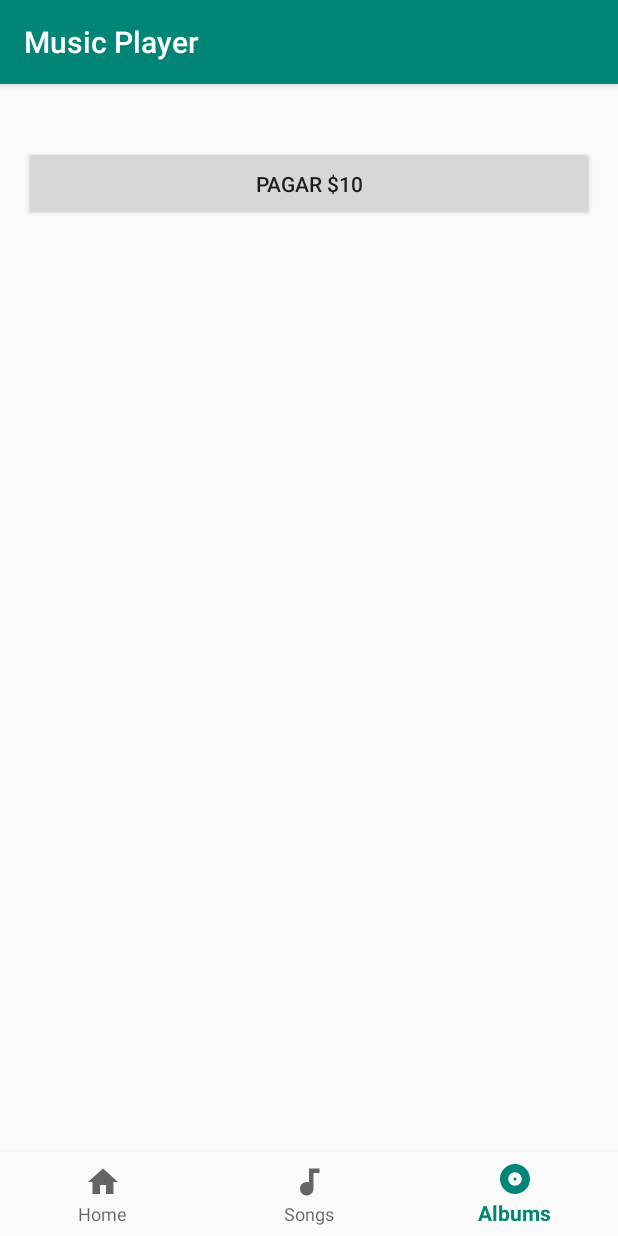
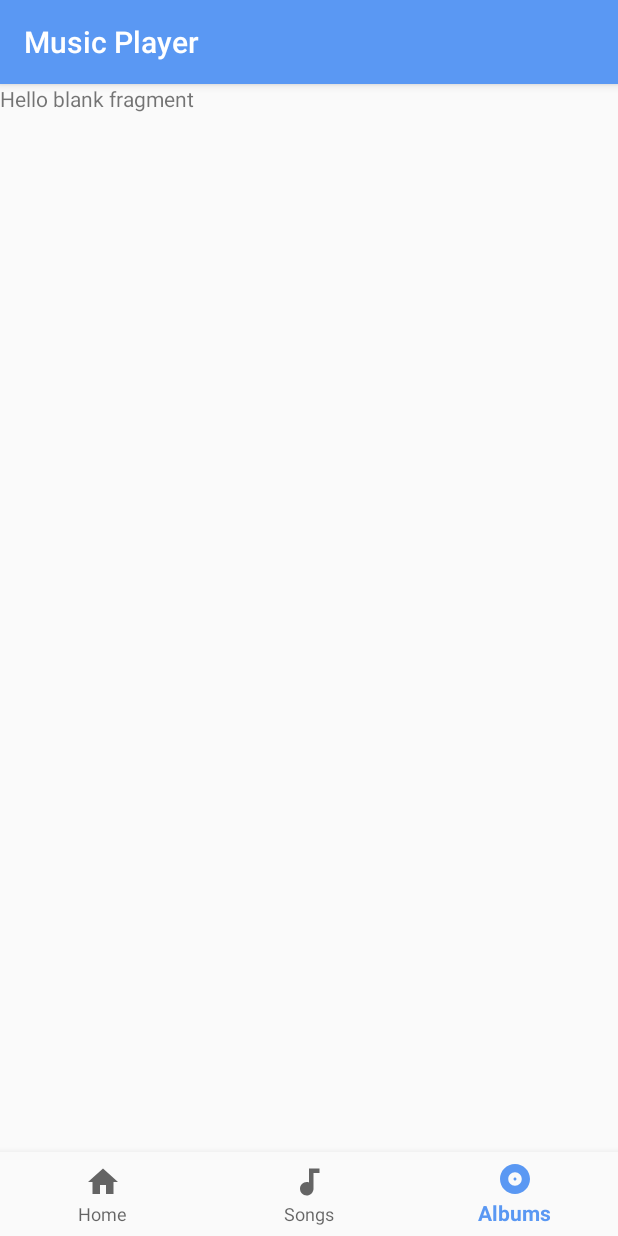
Before and after one commit to misaki1301/Trinity-Player, an Android app: the screen it shows after launch (BottomNavigationActivity), item 3 of the bottom bar chosen, on a phone screen of 412 x 824 dp. Run offline under Robolectric (Android 15) with nearby library versions, the phone set to English and light mode, and no system bars.

```diff
--- a/app/build.gradle
+++ b/app/build.gradle
@@ -49,5 +49,4 @@ dependencies {
     androidTestImplementation 'androidx.test.espresso:espresso-core:3.2.0'
     implementation 'androidx.cardview:cardview:1.0.0'
     implementation 'androidx.recyclerview:recyclerview:1.0.0'
-    implementation 'com.mercadopago.android.px:checkout:4.0.+'
 }
--- a/app/src/main/java/com/shibuyaxpress/trinity_player/BottomNavigationActivity.kt
+++ b/app/src/main/java/com/shibuyaxpress/trinity_player/BottomNavigationActivity.kt
@@ -5,13 +5,11 @@ import android.content.pm.PackageManager
 import android.os.Bundle
 import com.google.android.material.bottomnavigation.BottomNavigationView
 import androidx.appcompat.app.AppCompatActivity
-import android.widget.TextView
 import androidx.fragment.app.Fragment
 import androidx.fragment.app.FragmentManager
 import com.shibuyaxpress.trinity_player.Utils.PermissionUtil
 import com.shibuyaxpress.trinity_player.fragments.AlbumFragment
 import com.shibuyaxpress.trinity_player.fragments.HomeFragment
-import com.shibuyaxpress.trinity_player.fragments.MercadoPagoFragment
 import com.shibuyaxpress.trinity_player.fragments.SongsFragment
 
 class BottomNavigationActivity : AppCompatActivity() {
@@ -26,7 +24,7 @@ class BottomNavigationActivity : AppCompatActivity() {
     private var fragmentManager: FragmentManager? = null
     private var homeFragment = HomeFragment()
     private var songsFragment = SongsFragment()
-    private var albumFragment = MercadoPagoFragment()
+    private var albumFragment = AlbumFragment()
     private var activeFragment: Fragment? = homeFragment
 
     private val onNavigationItemSelectedListener = BottomNavigationView.OnNavigationItemSelectedListener { item ->
--- a/app/src/main/java/com/shibuyaxpress/trinity_player/fragments/MercadoPagoFragment.kt
+++ /dev/null
@@ -1,37 +0,0 @@
-package com.shibuyaxpress.trinity_player.fragments
-
-
-import android.os.Bundle
-import androidx.fragment.app.Fragment
-import android.view.LayoutInflater
-import android.view.View
-import android.view.ViewGroup
-import android.widget.Button
-import com.mercadopago.android.px.core.MercadoPagoCheckout
-import com.shibuyaxpress.trinity_player.R
-
-class MercadoPagoFragment : Fragment() {
-
-    private val REQUEST_CODE: Int? = 1
-
-    override fun onCreateView(
-        inflater: LayoutInflater, container: ViewGroup?,
-        savedInstanceState: Bundle?
-    ): View? {
-        val rootView = inflater.inflate(R.layout.fragment_mercado_pago, container, false)
-        // Inflate the layout for this fragment
-        val mercadopagoButton = rootView.findViewById<Button>(R.id.mercado_pago_button)
-        mercadopagoButton.setOnClickListener {
-            makePayWithMercadoPago("175779689-9a2ec53c-9e5c-4ed7-b995-3e589ec13e00")
-        }
-        return rootView
-    }
-
-    private fun makePayWithMercadoPago(checkoutPreferenceId: String?){
-        val payment = MercadoPagoCheckout.Builder("TEST-dedef75d-7d70-4491-926b-cc2ff3eaeceb", checkoutPreferenceId!!)
-            .build()
-        payment.startPayment(activity!!.applicationContext,REQUEST_CODE!!)
-    }
-
-
-}
--- a/app/src/main/res/layout/fragment_mercado_pago.xml
+++ /dev/null
@@ -1,32 +0,0 @@
-<?xml version="1.0" encoding="utf-8"?>
-<FrameLayout xmlns:android='http://schemas.android.com/apk/res/android'
-             xmlns:tools='http://schemas.android.com/tools'
-             android:layout_width='match_parent'
-             android:layout_height='match_parent'
-             android:paddingLeft='@dimen/activity_horizontal_margin'
-             android:paddingRight='@dimen/activity_horizontal_margin'
-             android:paddingTop='@dimen/activity_vertical_margin'
-             android:paddingBottom='@dimen/activity_vertical_margin'
-             android:orientation='vertical'
-             tools:context='.MainActivity'>
-    <LinearLayout
-            android:id="@+id/mpsdkRegularLayout"
-            android:layout_width="match_parent"
-            android:layout_height="match_parent"
-            android:orientation="vertical">
-
-        <Button
-                android:id="@+id/mercado_pago_button"
-                android:layout_width='match_parent'
-                android:layout_height='50dp'
-                android:layout_marginTop='25dp'
-                android:gravity='center'
-                android:text='Pagar $10'/>
-
-        <TextView
-                android:layout_width='match_parent'
-                android:layout_height='wrap_content'
-                android:id='@+id/mp_results'
-                android:paddingTop='50dp'/>
-    </LinearLayout>
-</FrameLayout>
--- a/app/src/main/res/values/colors.xml
+++ b/app/src/main/res/values/colors.xml
@@ -1,6 +1,6 @@
 <?xml version="1.0" encoding="utf-8"?>
 <resources>
-    <color name="colorPrimary">#008577</color>
-    <color name="colorPrimaryDark">#00574B</color>
+    <color name="colorPrimary">#5A98F3</color>
+    <color name="colorPrimaryDark">#61B1F6</color>
     <color name="colorAccent">#D81B60</color>
 </resources>
```
Also changed, not shown: app/src/main/res/layout/mpsdk_view_progress_bar.xml (deleted, +0 -15 lines), app/src/main/res/font/Quicksand-Bold.ttf (added), app/src/main/res/font/Quicksand-Light.ttf (added), app/src/main/res/font/Quicksand-Medium.ttf (added), app/src/main/res/font/Quicksand-Regular.ttf (added), app/src/main/res/font/Quicksand-SemiBold.ttf (added), app/src/main/res/font/Quicksand-VariableFont_wght.ttf (added).
